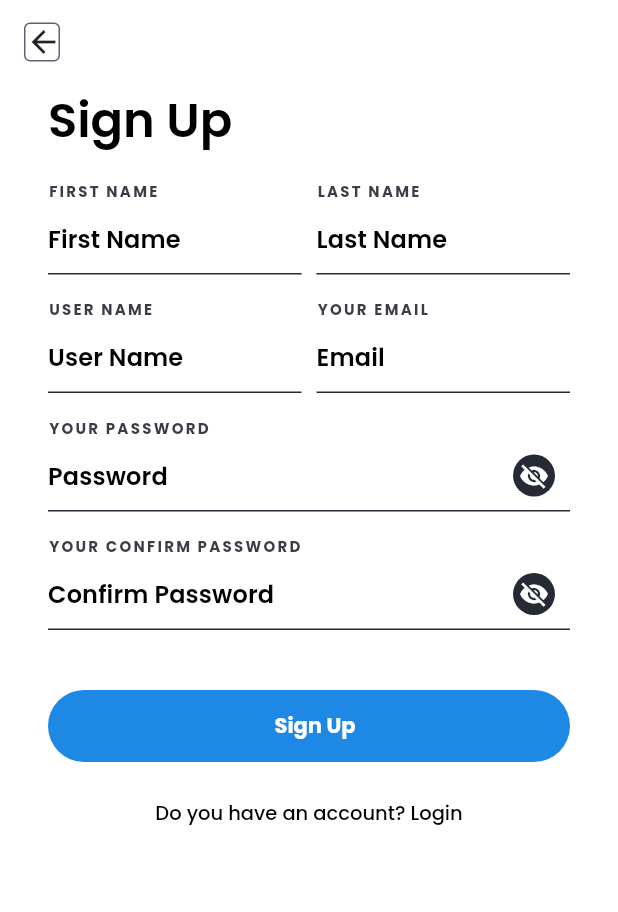
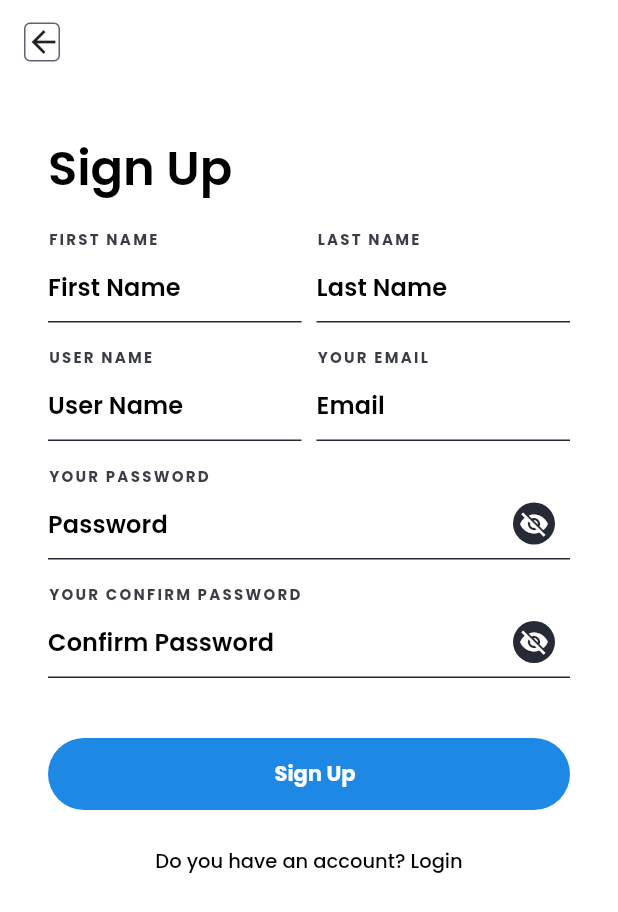
Before and after one commit to husseinmwork/stackOverflowApp, a Flutter app: the screen it shows after launch, after a tap on "New member? Register", on a phone screen of 412 x 824 dp. Shown: the top 912 px of the screen. Run offline on Flutter 3.47's test engine with Material 2 defaults, Android fonts, the phone set to English and light mode, and no system bars; our stand-ins replace another_flushbar, dio, flutter_mobx, get_it, injectable, mobx and 3 more; missing offline and left inert: material_dialog, xxtea; generated files the repository leaves out were written again.

```diff
--- a/lib/main.dart
+++ b/lib/main.dart
@@ -1,5 +1,4 @@
 import 'dart:async';
-
 import 'package:flutter/material.dart';
 import 'package:todo_app/di/components/injection.dart';
 import 'package:todo_app/ui/my_app.dart';
@@ -12,8 +11,6 @@ Future<void> main() async {
     runApp(MyApp());
   }, (error, stack) {
     print(stack);
-
-
     print(error);
   });
 }
--- a/lib/ui/login/login.dart
+++ b/lib/ui/login/login.dart
@@ -5,6 +5,7 @@ import 'package:todo_app/constants/colors.dart';
 import 'package:todo_app/constants/dimens.dart';
 import 'package:todo_app/packages/toast.dart';
 import 'package:todo_app/store/form/form_store.dart';
+import 'package:todo_app/store/language/language_store.dart';
 import 'package:todo_app/store/login/login.dart';
 import 'package:todo_app/store/theme/theme_store.dart';
 import 'package:todo_app/utils/device/device_utils.dart';
@@ -14,6 +15,8 @@ import 'package:todo_app/utils/todo/todo_utils.dart';
 import 'package:todo_app/widgets/arrow_back_icon.dart';
 import 'package:todo_app/widgets/labeled_text_field.dart';
 import 'package:todo_app/widgets/todo_button.dart';
+import 'package:material_dialog/material_dialog.dart';
+
 
 class LoginScreen extends StatefulWidget {
   @override
@@ -28,6 +31,8 @@ class _LoginScreenState extends State<LoginScreen> {
   final _formStore = FormStore();
   late LoginStore _store;
   late ThemeStore _themeStore;
+  late LanguageStore _languageStore;
+
 
 
   late AppLocalizations appLocalizations;
@@ -41,6 +46,8 @@ class _LoginScreenState extends State<LoginScreen> {
     _store = Provider.of<LoginStore>(context);
     _themeStore = Provider.of<ThemeStore>(context);
     appLocalizations = AppLocalizations.of(context);
+    _languageStore = Provider.of<LanguageStore>(context);
+
     _store
       ..userName = _emailController.text = "husseinqq"
       ..password = _passwordController.text = "hussein";
@@ -61,6 +68,8 @@ class _LoginScreenState extends State<LoginScreen> {
       body: _buildBody(),
     );
   }
+
+
 
   Widget _buildThemeButton() {
     return Observer(
--- a/lib/ui/sign_up/sign_up.dart
+++ b/lib/ui/sign_up/sign_up.dart
@@ -38,8 +38,8 @@ class _SignUpScreenState extends State<SignUpScreen>
   FocusNode _confirmPasswordFocusNode = FocusNode();
   FocusNode _emailFocusNode = FocusNode();
 
+  final _formStore = FormStore();
   late SignUpStore _store;
-  final _formStore = FormStore();
   late ThemeStore _themeStore;
   late AppLocalizations appLocalizations;
 
@@ -92,12 +92,12 @@ class _SignUpScreenState extends State<SignUpScreen>
   Widget _buildElement() {
     return SingleChildScrollView(
       child: Padding(
-        padding: const EdgeInsets.only(
-            left: Dimens.padding_xl, right: Dimens.padding_xl),
+        padding: const EdgeInsets.symmetric(horizontal: Dimens.padding_xl),
         child: Column(
           mainAxisAlignment: MainAxisAlignment.spaceAround,
           crossAxisAlignment: CrossAxisAlignment.start,
           children: [
+            SizedBox(height: Dimens.padding_xl),
             _buildTitle(),
             SizedBox(height: Dimens.padding_large),
             _buildTextField(),
--- a/pubspec.yaml
+++ b/pubspec.yaml
@@ -62,6 +62,8 @@ dependencies:
   intl: ^0.17.0
   im_stepper: ^0.1.3
   infinite_scroll_pagination: ^3.0.1+1
+  # Material Dialog
+  material_dialog: ^1.0.0-nullsafety.1
 
 
 dev_dependencies:
```
Also changed, not shown: pubspec.lock.
